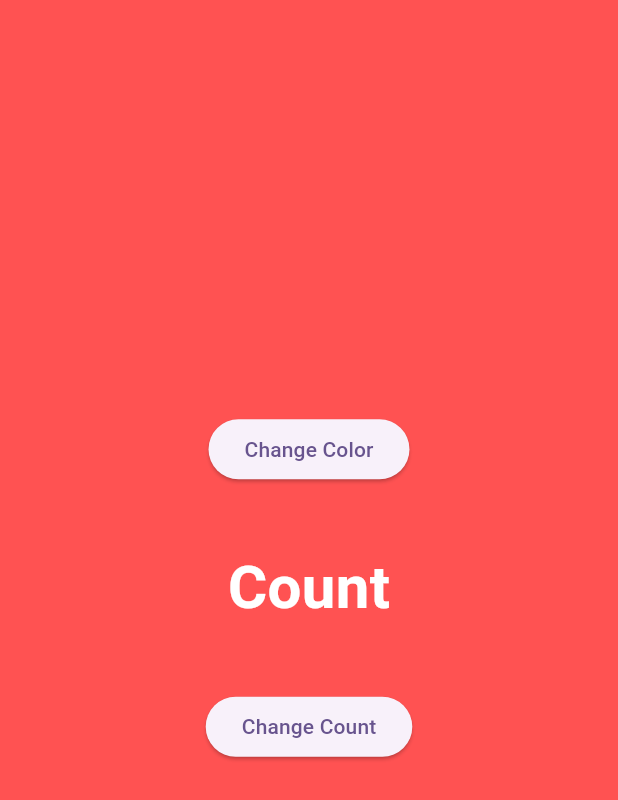
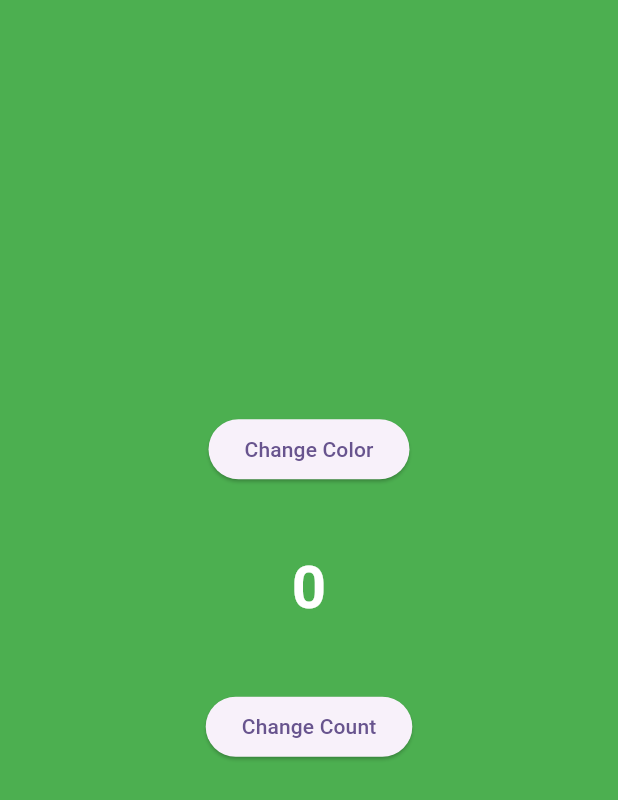
Before and after one commit to Jinwook-Song/bloc_essential, a Flutter app: the screen it shows after launch, after a tap on "Change Color", on a phone screen of 412 x 824 dp. Shown: the top 800 px of the screen. Run offline on Flutter 3.47's test engine with Material 3 defaults, Android fonts, the phone set to English and light mode, and no system bars; our stand-ins replace bloc, flutter_bloc, freezed_annotation.

Commit message:
feat: bloc to bloc

```diff
--- a/bloc_2_bloc/lib/bloc/color/color_bloc.dart
+++ b/bloc_2_bloc/lib/bloc/color/color_bloc.dart
@@ -1,11 +1,29 @@
 import 'package:bloc/bloc.dart';
 import 'package:bloc_2_bloc/bloc/color/color_state.dart';
-import 'package:meta/meta.dart';
+import 'package:flutter/material.dart';
 
 part 'color_event.dart';
 
 class ColorBloc extends Bloc<ColorEvent, ColorState> {
   ColorBloc() : super(const ColorState()) {
-    on<ColorEvent>((event, emit) {});
+    on<ChangeColorEvent>(_changeColor);
+  }
+
+  _changeColor(ChangeColorEvent event, Emitter<ColorState> emit) {
+    final Color color = state.color;
+    switch (color) {
+      case Colors.red:
+        emit(state.copyWith(color: Colors.green));
+        break;
+      case Colors.green:
+        emit(state.copyWith(color: Colors.blue));
+        break;
+      case Colors.blue:
+        emit(state.copyWith(color: Colors.black));
+        break;
+      case Colors.black:
+        emit(state.copyWith(color: Colors.red));
+        break;
+    }
   }
 }
--- a/bloc_2_bloc/lib/bloc/color/color_event.dart
+++ b/bloc_2_bloc/lib/bloc/color/color_event.dart
@@ -2,3 +2,5 @@ part of 'color_bloc.dart';
 
 @immutable
 sealed class ColorEvent {}
+
+class ChangeColorEvent extends ColorEvent {}
--- a/bloc_2_bloc/lib/bloc/count/count_bloc.dart
+++ b/bloc_2_bloc/lib/bloc/count/count_bloc.dart
@@ -1,11 +1,49 @@
+import 'dart:async';
+
 import 'package:bloc/bloc.dart';
+import 'package:bloc_2_bloc/bloc/color/color_bloc.dart';
+import 'package:bloc_2_bloc/bloc/color/color_state.dart';
 import 'package:bloc_2_bloc/bloc/count/count_state.dart';
-import 'package:meta/meta.dart';
+import 'package:flutter/material.dart';
 
 part 'count_event.dart';
 
 class CountBloc extends Bloc<CountEvent, CountState> {
-  CountBloc() : super(const CountState()) {
-    on<CountEvent>((event, emit) {});
+  int _increamentSize = 1;
+  final ColorBloc _colorBloc;
+  late final StreamSubscription _streamSubscription;
+
+  CountBloc(ColorBloc colorBloc)
+      : _colorBloc = colorBloc,
+        super(const CountState()) {
+    _streamSubscription = _colorBloc.stream.listen((ColorState colorState) {
+      final Color color = colorState.color;
+      switch (color) {
+        case Colors.red:
+          _increamentSize = 1;
+          break;
+        case Colors.green:
+          _increamentSize = 10;
+          break;
+        case Colors.blue:
+          _increamentSize = 100;
+          break;
+        case Colors.black:
+          _increamentSize = -100;
+          break;
+        default:
+          break;
+      }
+    });
+
+    on<ChangeCountEvent>((event, emit) {
+      emit(state.copyWith(count: state.count + _increamentSize));
+    });
+  }
+
+  @override
+  Future<void> close() {
+    _streamSubscription.cancel();
+    return super.close();
   }
 }
--- a/bloc_2_bloc/lib/bloc/count/count_event.dart
+++ b/bloc_2_bloc/lib/bloc/count/count_event.dart
@@ -2,3 +2,5 @@ part of 'count_bloc.dart';
 
 @immutable
 sealed class CountEvent {}
+
+class ChangeCountEvent extends CountEvent {}
--- a/bloc_2_bloc/lib/home.dart
+++ b/bloc_2_bloc/lib/home.dart
@@ -14,7 +14,7 @@ class HomeScreen extends StatelessWidget {
           create: (context) => ColorBloc(),
         ),
         BlocProvider(
-          create: (context) => CountBloc(),
+          create: (context) => CountBloc(context.read<ColorBloc>()),
         ),
       ],
       child: const HomeScreenView(),
@@ -28,22 +28,30 @@ class HomeScreenView extends StatelessWidget {
   @override
   Widget build(BuildContext context) {
     return Scaffold(
-      backgroundColor: Colors.redAccent,
+      backgroundColor: context.watch<ColorBloc>().state.color,
       body: Center(
         child: Column(
           mainAxisAlignment: MainAxisAlignment.center,
           children: [
-            ElevatedButton(onPressed: () {}, child: const Text("Change Color")),
+            ElevatedButton(
+                onPressed: () {
+                  context.read<ColorBloc>().add(ChangeColorEvent());
+                },
+                child: const Text("Change Color")),
             const SizedBox(height: 40),
-            const Text(
-              "Count",
-              style: TextStyle(
+            Text(
+              "${context.watch<CountBloc>().state.count}",
+              style: const TextStyle(
                   fontSize: 40,
                   color: Colors.white,
                   fontWeight: FontWeight.w700),
             ),
             const SizedBox(height: 40),
-            ElevatedButton(onPressed: () {}, child: const Text("Change Count")),
+            ElevatedButton(
+                onPressed: () {
+                  context.read<CountBloc>().add(ChangeCountEvent());
+                },
+                child: const Text("Change Count")),
             const SizedBox(height: 40),
           ],
         ),
```
